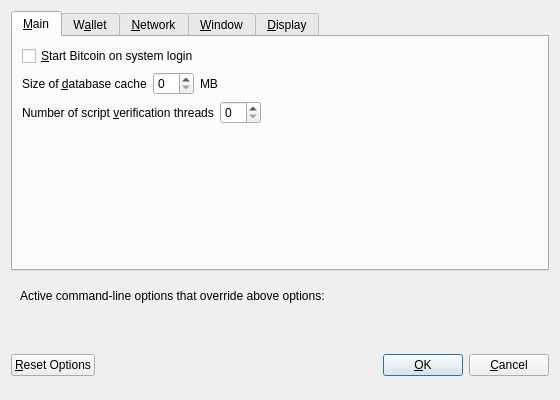
This is src/qt/forms/optionsdialog.ui in IXCoin-Dev/IXCoin as Qt 5 draws it before an edit. The edited form follows.
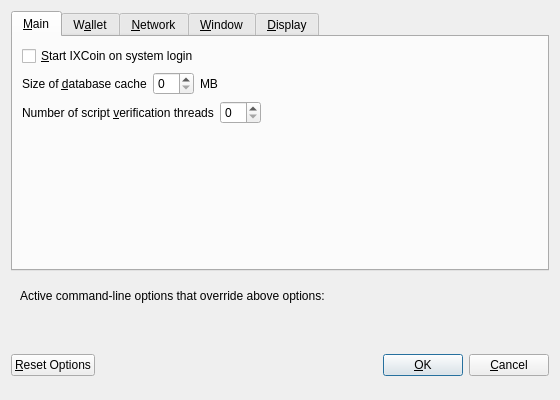
This is the edited form. Custom widgets are drawn as their Qt base class.

Commit message: IXCoin Renaming and Gen Block

```diff
--- a/src/qt/forms/optionsdialog.ui
+++ b/src/qt/forms/optionsdialog.ui
@@ -33,7 +33,7 @@
           <string>Automatically start Bitcoin after logging in to the system.</string>
          </property>
          <property name="text">
-          <string>&amp;Start Bitcoin on system login</string>
+          <string>&amp;Start IXCoin on system login</string>
          </property>
         </widget>
        </item>
```
Left out of the diff: 18 changed lines with no effect on the pictures. The commit also changes 422 other files.
